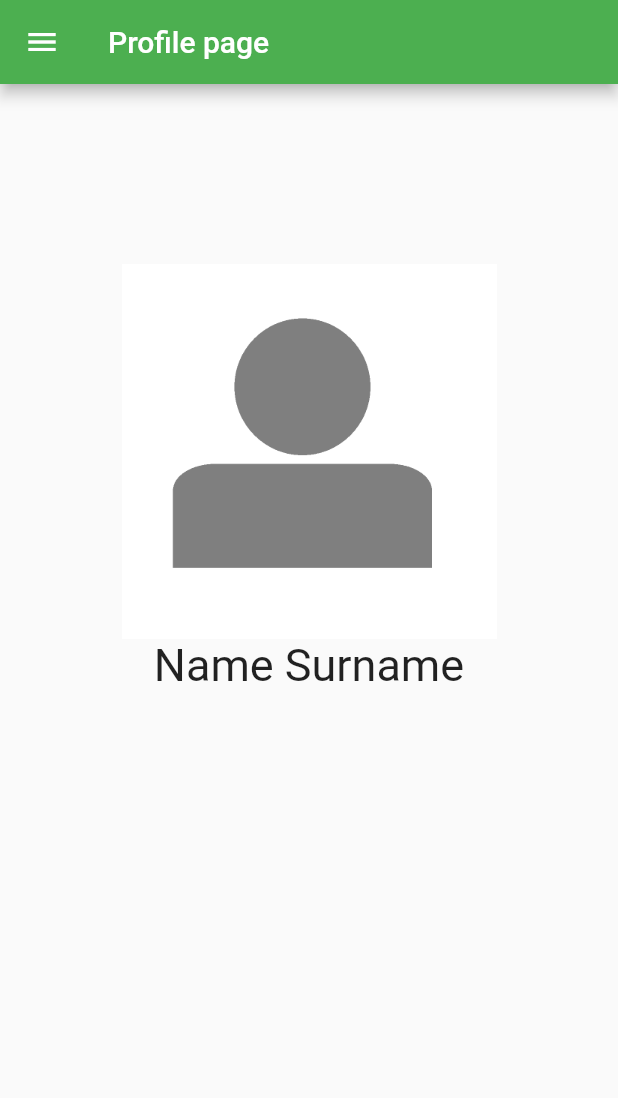
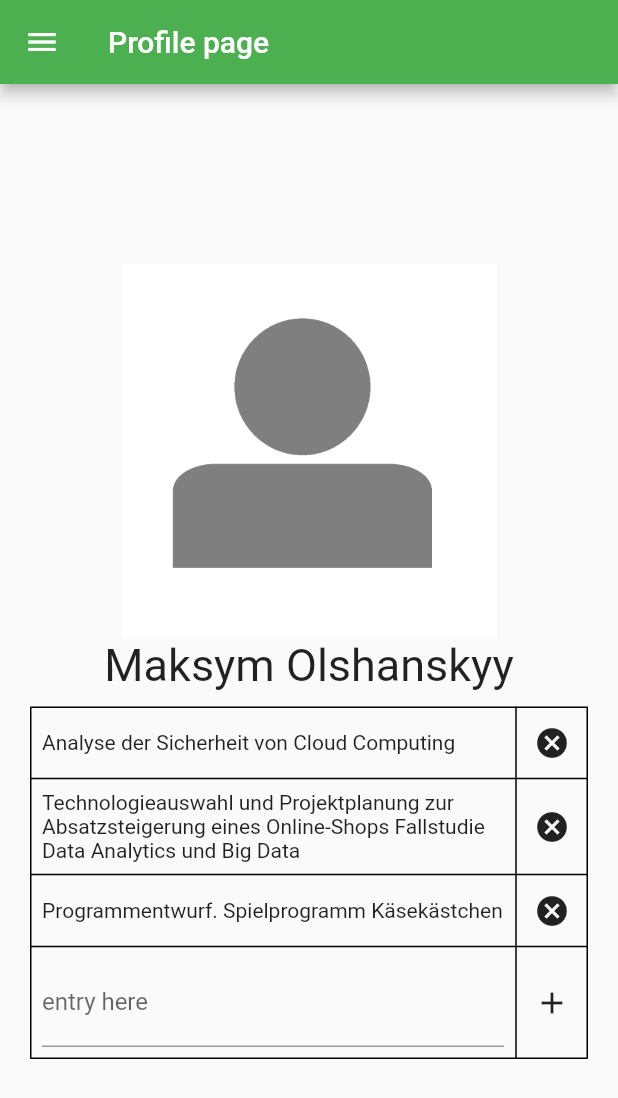
Before and after one commit to smartmyon/betreuer_app, a Flutter app: the ProfilePage screen opened directly, on a phone screen of 412 x 824 dp. Shown: the top 1098 px of the screen. Run offline on Flutter 3.47's test engine with Material 2 defaults, Android fonts, the phone set to English and light mode, and no system bars.

Commit message:
added table with suggested topics

```diff
--- a/lib/main.dart
+++ b/lib/main.dart
@@ -39,6 +39,22 @@ class MyAppState extends ChangeNotifier {
     {"Vorname": "Jan", "Nachname": "Mueller"}
   ];
 
+  var arbeiten = [
+    {
+      "Thema": "Analyse der Sicherheit von Cloud Computing",
+      "Dozent": "Maksym Olshanskyy"
+    },
+    {
+      "Thema":
+          "Technologieauswahl und Projektplanung zur Absatzsteigerung eines Online-Shops Fallstudie Data Analytics und Big Data",
+      "Dozent": "Maksym Olshanskyy"
+    },
+    {
+      "Thema": "Programmentwurf. Spielprogramm Käsekästchen",
+      "Dozent": "Maksym Olshanskyy"
+    }
+  ];
+
   void changeuser() {
     if (user == "teacher") {
       user = "student";
--- a/lib/profil.dart
+++ b/lib/profil.dart
@@ -1,10 +1,12 @@
 import 'package:betreuer_app/drawer.dart';
-import 'package:betreuer_app/lectures.dart';
+import 'package:betreuer_app/main.dart';
 import 'package:flutter/material.dart';
+import 'package:provider/provider.dart';
 
 class ProfilePage extends StatelessWidget {
   @override
   Widget build(BuildContext context) {
+    var appState = context.watch<MyAppState>();
     return Scaffold(
       appBar: AppBar(title: const Text('Profile page')),
       drawer: createdrawer(context),
@@ -23,9 +25,62 @@ class ProfilePage extends StatelessWidget {
                   child: Image.asset('assets/images/profileavatar.png'),
                 ),
                 Text(
-                  "Name Surname",
+                  "Maksym Olshanskyy",
                   style: TextStyle(fontSize: 30),
                 ),
+                SizedBox(height: 10),
+                (() {
+                  if (appState.user == "teacher") {
+                    return Table(
+                      border: TableBorder.all(),
+                      columnWidths: const <int, TableColumnWidth>{
+                        0: FlexColumnWidth(),
+                        1: IntrinsicColumnWidth(),
+                      },
+                      defaultVerticalAlignment:
+                          TableCellVerticalAlignment.middle,
+                      children:
+                          List.generate(appState.arbeiten.length + 1, (i) {
+                        if (i < appState.arbeiten.length) {
+                          return TableRow(
+                            children: <Widget>[
+                              TableCell(
+                                  child: Padding(
+                                padding: const EdgeInsets.all(8.0),
+                                child: Text(appState.arbeiten[i]["Thema"]!),
+                              )),
+                              TableCell(
+                                child: IconButton(
+                                  icon: Icon(Icons.cancel),
+                                  onPressed: () {},
+                                ),
+                              )
+                            ],
+                          );
+                        } else {
+                          return TableRow(children: <Widget>[
+                            TableCell(
+                              child: Padding(
+                                padding: const EdgeInsets.all(8.0),
+                                child: TextField(
+                                    obscureText: true,
+                                    decoration: InputDecoration(
+                                        labelText: "entry here")),
+                              ),
+                            ),
+                            TableCell(
+                                child: IconButton(
+                              icon: Icon(Icons.add),
+                              onPressed: () {},
+                            ))
+                          ]);
+                        }
+                      }),
+                    );
+                  } else {
+                    return Text("student table");
+                  }
+                })(),
               ],
             ),
           )),
```
